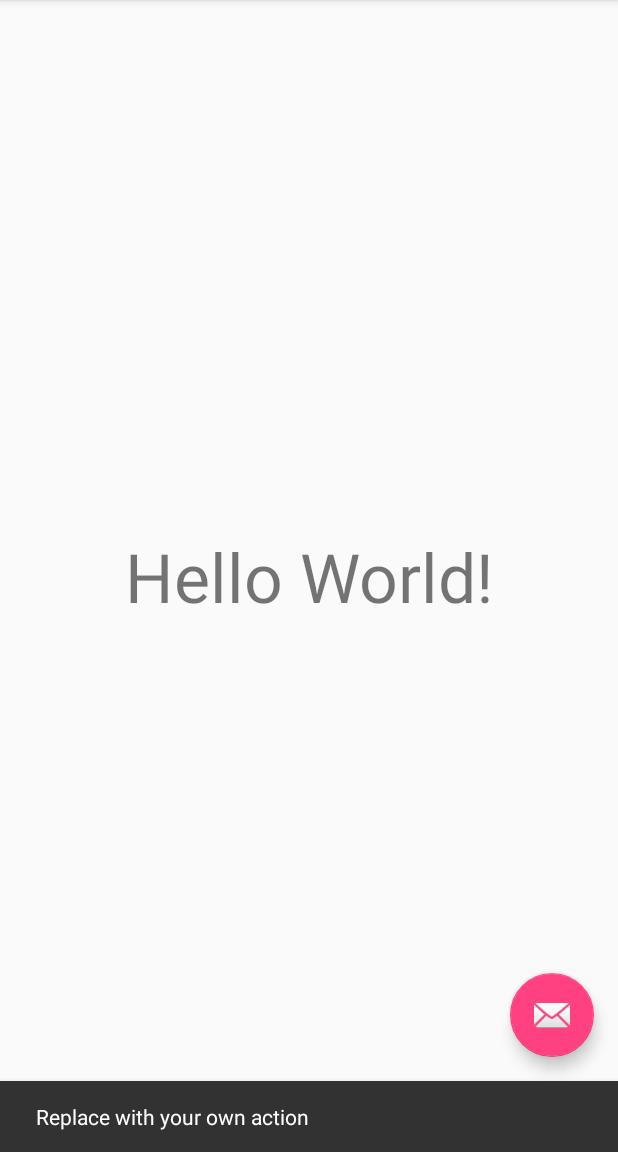
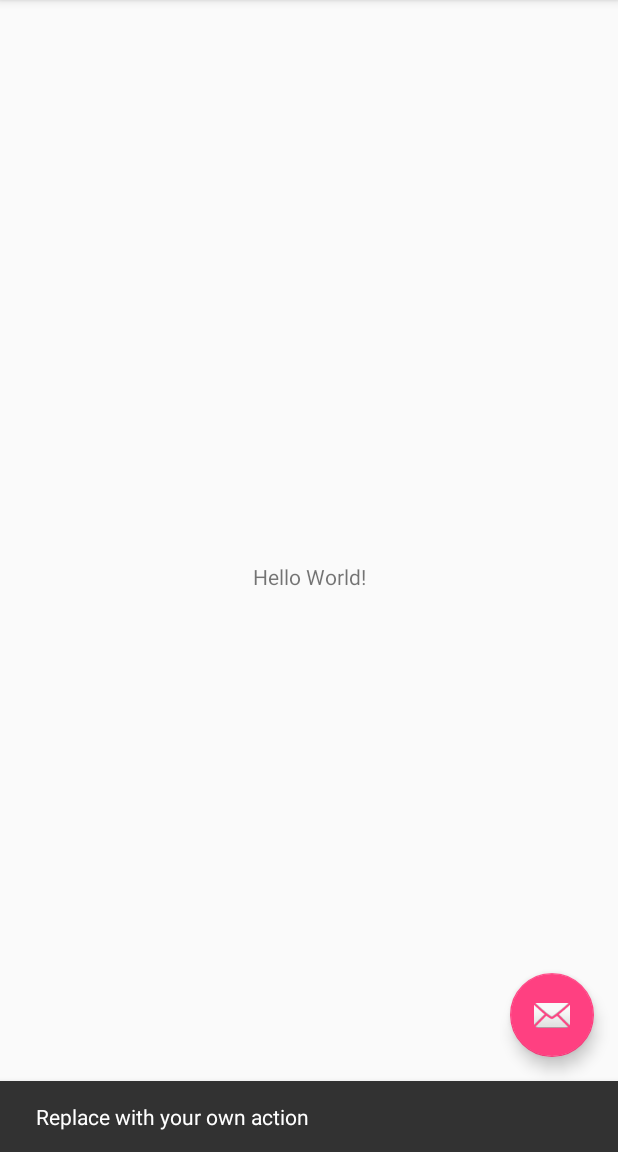
Before and after one commit to camron-chermak/TestProject, an Android app: the screen it shows after launch (MainActivity), after a tap on an icon or button, on a phone screen of 412 x 824 dp, the part 84-1236 px from its top. Run offline under Robolectric (Android 15) with nearby library versions, the phone set to English and light mode, and no system bars.

Commit message:
Revert "make text size bigger"
This reverts commit c516ea2122afe5dc0c106b8bf06ddf331cfbf199.

```diff
--- a/app/src/main/res/layout/content_main.xml
+++ b/app/src/main/res/layout/content_main.xml
@@ -12,7 +12,6 @@
         android:layout_width="wrap_content"
         android:layout_height="wrap_content"
         android:text="Hello World!"
-        android:textSize="45dp"
         app:layout_constraintBottom_toBottomOf="parent"
         app:layout_constraintLeft_toLeftOf="parent"
         app:layout_constraintRight_toRightOf="parent"
```
Also changed, not shown: 1 other file.
